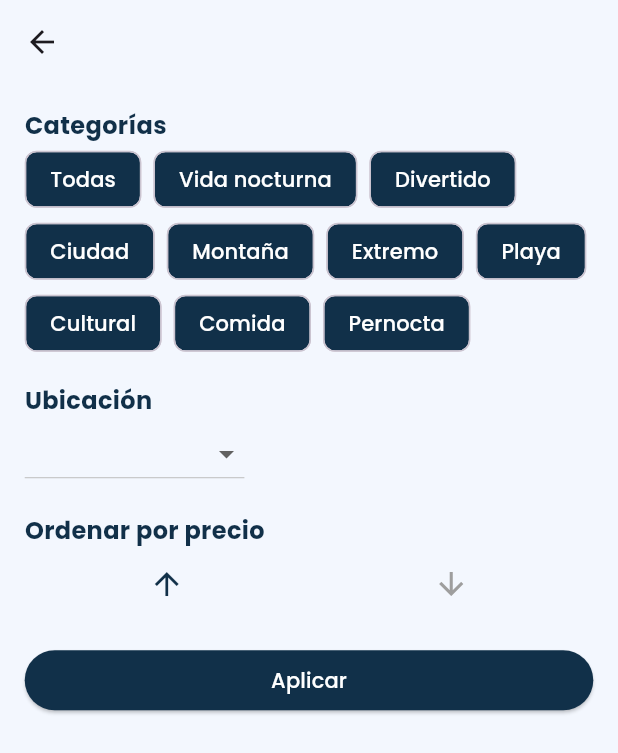
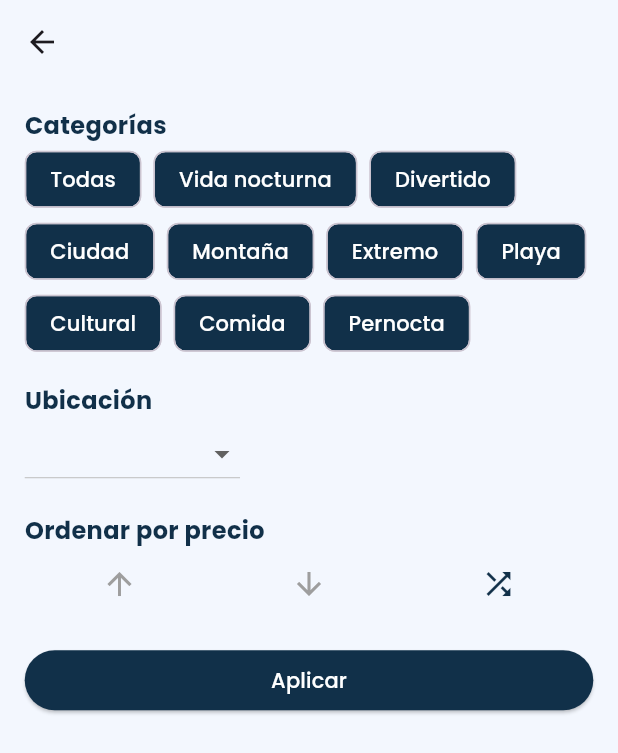
Before and after one commit to Artuonp/Biqoe, a Flutter app: the FilterScreen screen opened directly with empty values, on a phone screen of 412 x 824 dp. Shown: the top 753 px of the screen. Run offline on Flutter 3.47's test engine with Material 3 defaults, Android fonts, the phone set to English and light mode, and no system bars; our stand-ins replace cached_network_image, cloud_firestore, firebase_auth, firebase_core, firebase_messaging, flutter_local_notifications and 11 more; accounts and stored records are empty; project files that could hold a hidden picture were left out.

Commit message:
Actualización para lanzamiento

```diff
--- a/lib/filter_screen.dart
+++ b/lib/filter_screen.dart
@@ -4,7 +4,6 @@
 class FilterScreen extends StatefulWidget {
   final List<String> selectedCategories;
   final String selectedLocation;
-  final bool sortByPriceDescending;
   final String userId;
   final List<String> destinations;
   final String searchText;
@@ -13,7 +12,6 @@
     super.key,
     required this.selectedCategories,
     required this.selectedLocation,
-    required this.sortByPriceDescending,
     required this.userId,
     required this.destinations,
     required this.searchText,
@@ -26,14 +24,14 @@
 class FilterScreenState extends State<FilterScreen> {
   late List<String> selectedCategories;
   late String location;
-  late bool sortDescending;
+  int sortOption = 0; // 0: Aleatorio, 1: Ascendente, 2: Descendente
 
   @override
   void initState() {
     super.initState();
     selectedCategories = List<String>.from(widget.selectedCategories);
     location = widget.selectedLocation;
-    sortDescending = widget.sortByPriceDescending;
+    sortOption = 0;
   }
 
   @override
@@ -262,8 +260,8 @@
                             fontFamily: 'Poppins',
                             color: Color.fromRGBO(17, 48, 73, 1)))),
                 DropdownMenuItem(
-                    value: 'Distrito Capital',
-                    child: Text('Distrito Capital',
+                    value: 'Caracas',
+                    child: Text('Caracas',
                         style: TextStyle(
                             fontFamily: 'Poppins',
                             color: Color.fromRGBO(17, 48, 73, 1)))),
@@ -374,12 +372,13 @@
                     icon: const Icon(Icons.arrow_upward),
                     onPressed: () {
                       setState(() {
-                        sortDescending = false;
+                        sortOption = 1;
                       });
                     },
-                    color: sortDescending
-                        ? Colors.grey
-                        : const Color.fromRGBO(17, 48, 73, 1),
+                    color: sortOption == 1
+                        ? const Color.fromRGBO(17, 48, 73, 1)
+                        : Colors.grey,
+                    tooltip: 'Precio ascendente',
                   ),
                 ),
                 Expanded(
@@ -387,12 +386,27 @@
                     icon: const Icon(Icons.arrow_downward),
                     onPressed: () {
                       setState(() {
-                        sortDescending = true;
+                        sortOption = 2;
                       });
                     },
-                    color: sortDescending
+                    color: sortOption == 2
                         ? const Color.fromRGBO(17, 48, 73, 1)
                         : Colors.grey,
+                    tooltip: 'Precio descendente',
+                  ),
+                ),
+                Expanded(
+                  child: IconButton(
+                    icon: const Icon(Icons.shuffle),
+                    onPressed: () {
+                      setState(() {
+                        sortOption = 0;
+                      });
+                    },
+                    color: sortOption == 0
+                        ? const Color.fromRGBO(17, 48, 73, 1)
+                        : Colors.grey,
+                    tooltip: 'Aleatorio',
                   ),
                 ),
               ],
@@ -410,7 +424,7 @@
                         destinations: widget.destinations,
                         initialCategories: selectedCategories,
                         initialLocation: location,
-                        sortByPriceDescending: sortDescending,
+                        sortOption: sortOption, // <-- Nuevo parámetro
                         searchText: widget.searchText,
                       ),
                     ),
--- a/lib/search_screen.dart
+++ b/lib/search_screen.dart
@@ -165,7 +165,7 @@
           destinations: const [],
           initialCategories: [category],
           initialLocation: 'Todas',
-          sortByPriceDescending: false,
+          sortOption: 0, // 0 = aleatorio, 1 = ascendente, 2 = descendente
           searchText: _searchText,
         ),
         transitionsBuilder: (_, animation, __, child) {
@@ -280,7 +280,6 @@
                                     pageBuilder: (_, __, ___) => FilterScreen(
                                       selectedCategories: const ['Todas'],
                                       selectedLocation: 'Todas',
-                                      sortByPriceDescending: false,
                                       userId: widget.userId,
                                       destinations: widget.destinations,
                                       searchText: _searchText,
--- a/lib/splash_screen.dart
+++ b/lib/splash_screen.dart
@@ -20,7 +20,7 @@
     super.initState();
 
     // Establece un temporizador para redirigir a la pantalla adecuada después de 3 segundos
-    Timer(const Duration(seconds: 3), () {
+    Timer(const Duration(seconds: 1), () {
       if (mounted) {
         _checkAuthentication();
       }
--- a/pubspec.yaml
+++ b/pubspec.yaml
@@ -2,7 +2,7 @@
 description: "Something"
 publish_to: 'none' # Remove this line if you wish to publish to pub.dev
 
-version: 1.0.0+9
+version: 1.0.0+10
 
 environment:
   sdk: '>=3.3.4 <4.0.0'
```
Also changed, not shown: lib/destinations_screen.dart (+26 -9 lines), lib/reservation_screen.dart (+49 -6 lines), 85 other files.
